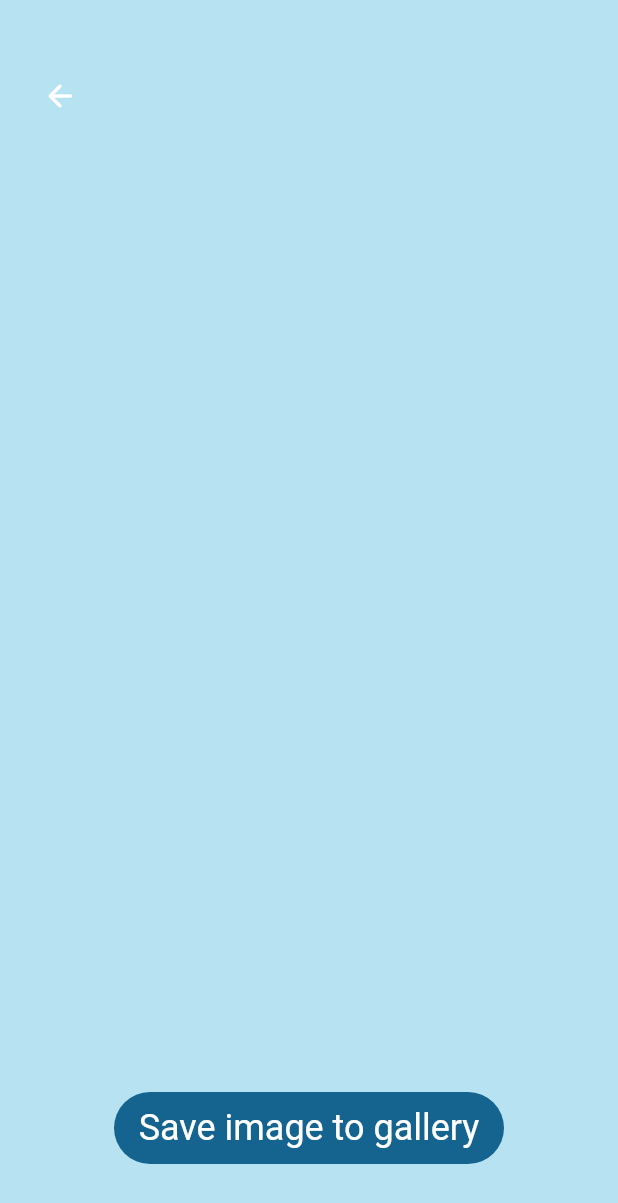
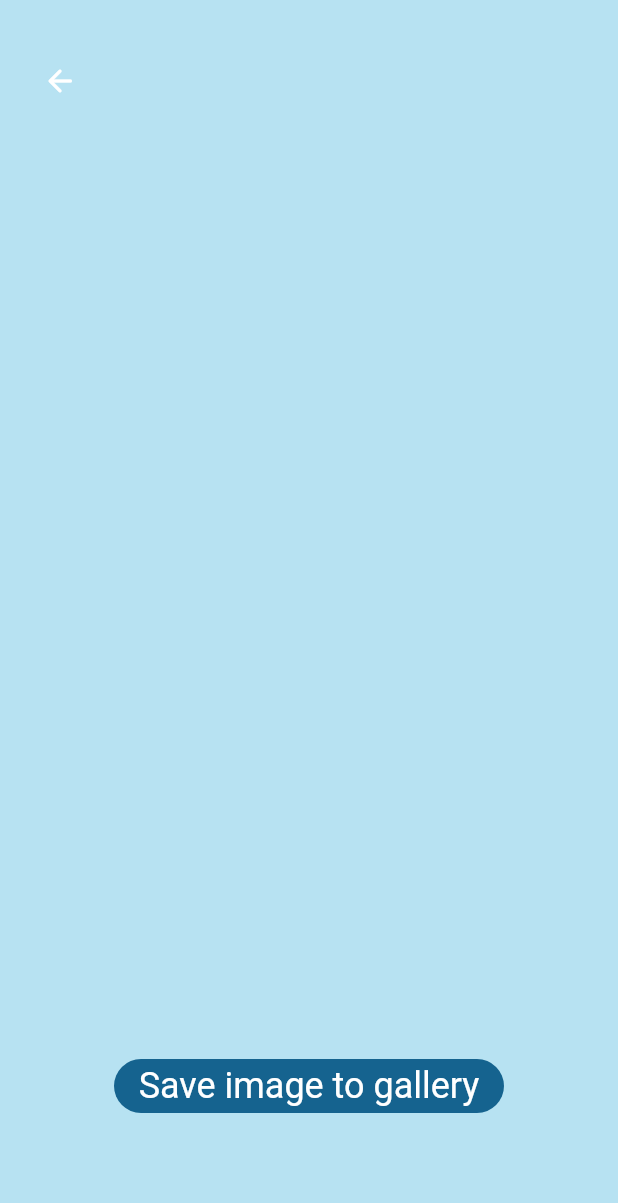
Before and after one commit to infowider11/my_face_bow, a Flutter app: the DetectedImageView screen opened directly with empty values, on a phone screen of 412 x 824 dp. Shown: the top 1203 px of the screen. Run offline on Flutter 3.47's test engine with Material 2 defaults, Android fonts, the phone set to English and light mode, and no system bars; our stand-ins replace camera, flutter_html, flutter_image_compress, gallery_saver, image_cropper, image_picker; missing offline and left inert: google_mlkit_face_detection; Roboto replaces fonts that are missing (medium).

Commit message:
ml kit new cases

```diff
--- a/lib/pages/detected_image_view.dart
+++ b/lib/pages/detected_image_view.dart
@@ -46,7 +46,7 @@
               crossAxisAlignment: CrossAxisAlignment.start,
               // mainAxisAlignment: MainAxisAlignment.center,
               children: [
-                vSizedBox2,
+                vSizedBox,
                 Consumer<PaintProvider>(
                     builder: (context, paintProvider, child) {
                   return Padding(
@@ -130,7 +130,7 @@
                     ),
                   );
                 }),
-                vSizedBox,
+                vSizedBox05,
                 Center(
                   child: Consumer<PaintProvider>(
                       builder: (context, paintProvider, child) {
@@ -179,14 +179,24 @@
                       padding: const EdgeInsets.symmetric(
                           horizontal: 16, vertical: 3),
                       child: Center(
-                        child: SubHeadingText('Naso Labial Angle: ${globalData.nasoLabialAngle.toStringAsFixed(2)}°',
-                          color:  Colors.red,
-                          textAlign: TextAlign.center,
+                        child: Column(
+                          children: [
+                            SubHeadingText('Naso Labial Angle: ${globalData.nasoLabialAngle.toStringAsFixed(2)}°',
+                              color:  Colors.red,
+                              textAlign: TextAlign.center,
+                            ),
+                            SubHeadingText(globalData.nasoLabialAngle>90?"You have to add wax in the laibal surface":"You have to remove from laibal wax",
+                              color:  Colors.red,
+                              textAlign: TextAlign.center,
+                            ),
+
+                          ],
                         ),
                       ),
                     );
                   return Container();
                 }),
+                vSizedBox05,
                 Center(
                   child: Consumer<PaintProvider>(
                     builder: (context, paintProvider, child) {
@@ -194,6 +204,8 @@
                         text: 'Save image to gallery',
                         horizontalMargin: 16,
                         width: 260,
+                        verticalMargin: 0,
+                        verticalPadding: 4,
                         onTap: ()async{
                           print('hhhhhh....1');
                           ui.PictureRecorder recorder = ui.PictureRecorder();
```
Also changed, not shown: assets/images/old_retromolar.jpg (added), assets/images/retromolar.jpg.
